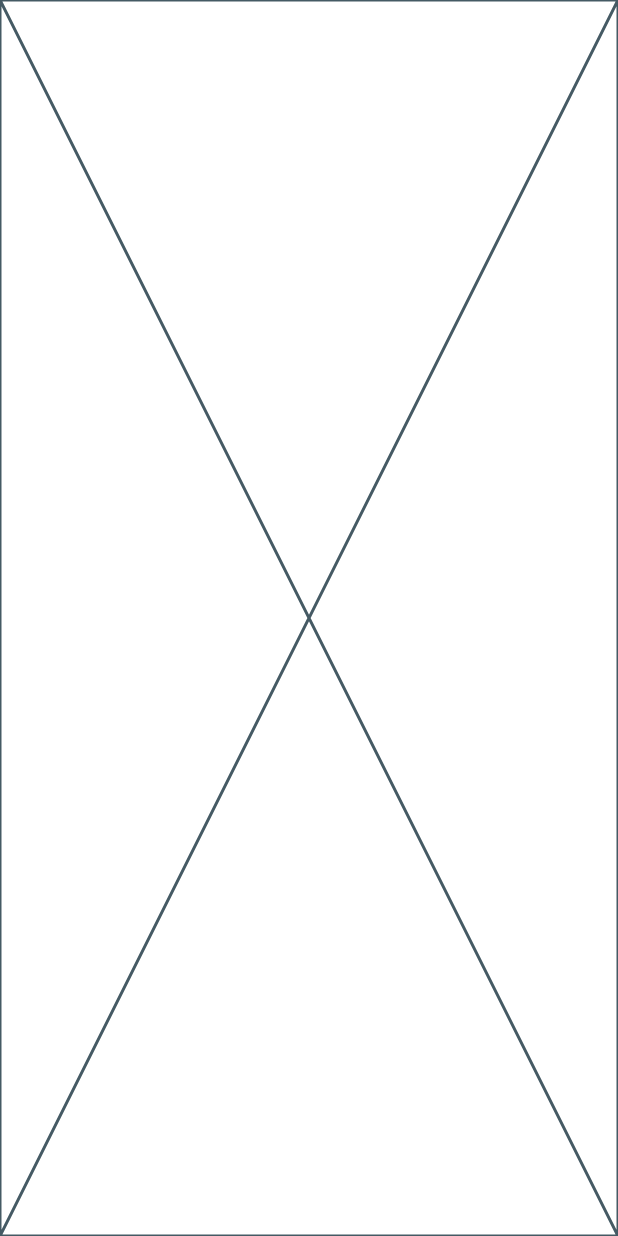
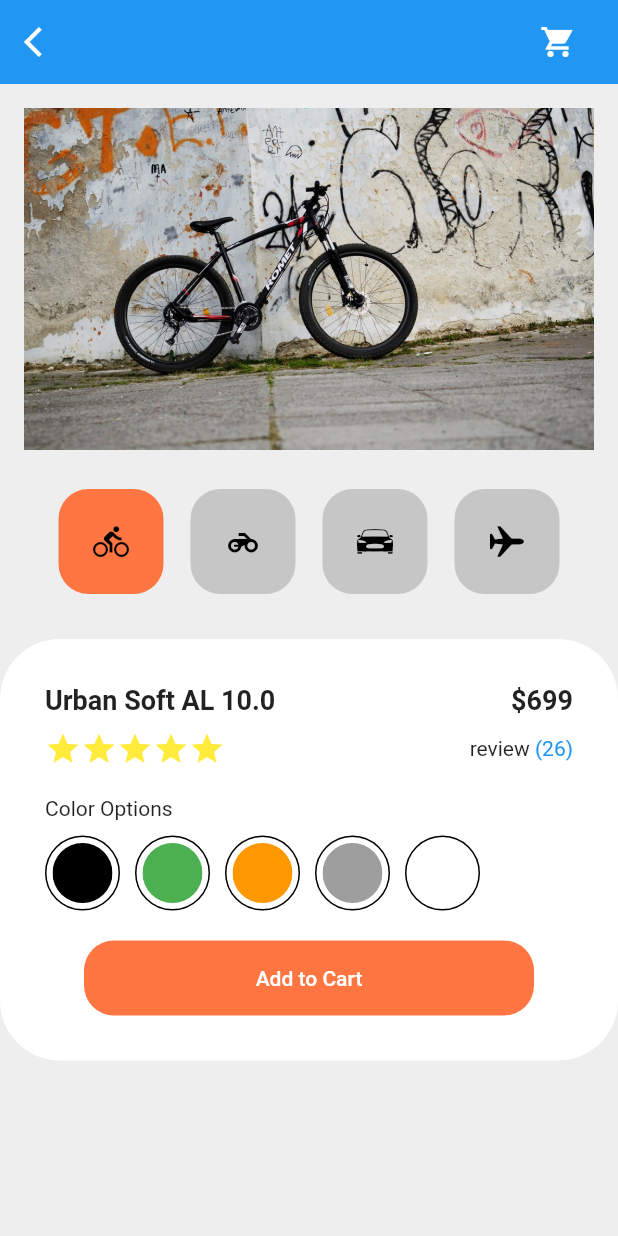
Before and after one commit to S-Sojung/flutter-shopping, a Flutter app: the screen it shows after launch, on a phone screen of 412 x 824 dp. Run offline on Flutter 3.47's test engine with Material 2 defaults, Android fonts, the phone set to English and light mode, and no system bars.

Commit message:
장바구니앱 만들기

```diff
--- /dev/null
+++ b/lib/components/shoppingcart_detail.dart
@@ -0,0 +1,148 @@
+import 'package:flutter/cupertino.dart';
+import 'package:flutter/material.dart';
+import 'package:flutter_shopping/constants.dart';
+
+class ShoppingcartDetail extends StatelessWidget {
+  const ShoppingcartDetail({Key? key}) : super(key: key);
+
+  @override
+  Widget build(BuildContext context) {
+    return Container(
+      decoration: BoxDecoration(
+          color: Colors.white, borderRadius: BorderRadius.circular(40)),
+      child: Padding(
+        padding: const EdgeInsets.all(30.0),
+        child: Column(
+          children: [
+            _buildDetailNameAndPrice(),
+            _buildDetailRatingAndReviewCount(),
+            _buildDetailColorOptions(),
+            _buildDetailButton(context),
+          ],
+        ),
+      ),
+    );
+  }
+
+  Widget _buildDetailNameAndPrice() {
+    return Padding(
+      padding: const EdgeInsets.only(bottom: 10.0),
+      child: Row(
+        mainAxisAlignment: MainAxisAlignment.spaceBetween,
+        children: [
+          Text(
+            "Urban Soft AL 10.0",
+            style: TextStyle(fontSize: 18, fontWeight: FontWeight.bold),
+          ),
+          Text(
+            "\$699",
+            style: TextStyle(fontSize: 18, fontWeight: FontWeight.bold),
+          ),
+        ],
+      ),
+    );
+  }
+
+  Widget _buildDetailRatingAndReviewCount() {
+    return Padding(
+      padding: const EdgeInsets.only(bottom: 20.0),
+      child: Row(
+        children: [
+          Icon(Icons.star, color: Colors.yellow,),
+          Icon(Icons.star, color: Colors.yellow,),
+          Icon(Icons.star, color: Colors.yellow,),
+          Icon(Icons.star, color: Colors.yellow,),
+          Icon(Icons.star, color: Colors.yellow,),
+          Spacer(),
+          Text("review "),
+          Text("(26)", style: TextStyle(color: Colors.blue),)
+        ],
+      ),
+    );
+  }
+
+  Widget _buildDetailColorOptions() {
+    return Padding(
+      padding: const EdgeInsets.only(bottom: 20.0),
+      child: Column(
+        crossAxisAlignment: CrossAxisAlignment.start,
+        children: [
+          Text("Color Options"),
+          SizedBox(height: 10,),
+          Row(
+            children: [
+              _buildDetailIcon(Colors.black),
+              _buildDetailIcon(Colors.green),
+              _buildDetailIcon(Colors.orange),
+              _buildDetailIcon(Colors.grey),
+              _buildDetailIcon(Colors.white),
+            ],
+          )
+        ],
+      ),
+    );
+  }
+
+  Widget _buildDetailIcon(Color mColor) {
+    return Padding(
+      padding: const EdgeInsets.only(right: 10),
+      child: Stack(
+        children: [
+          Container(
+            width: 50,
+            height: 50,
+            decoration: BoxDecoration(
+              color: Colors.white,
+              border: Border.all(),
+              shape: BoxShape.circle,
+            ),
+          ),
+          Positioned(
+            left: 5,
+            top: 5,
+            child: ClipOval(
+              child: Container(
+                color: mColor,
+                width: 40,
+                height: 40,
+              ),
+            ),
+          )
+        ],
+      ),
+    );
+  }
+
+  Widget _buildDetailButton(BuildContext context) {
+    return Align(
+      child: TextButton(
+        onPressed: () {
+          showCupertinoDialog(
+            context: context,
+            builder: (context) =>
+                CupertinoAlertDialog(
+                  title: Text("장바구니에 담으시겠습니까?"),
+                  actions: [
+                    CupertinoDialogAction(child: Text("확인"),
+                      onPressed: () {
+                        Navigator.pop(context);
+                      },)
+                  ],
+                ),
+          );
+        },
+        style: TextButton.styleFrom(
+            backgroundColor: kAccentColor,
+            minimumSize: Size(300, 50),
+            shape: RoundedRectangleBorder(
+              borderRadius: BorderRadius.circular(20),
+            )
+        ),
+        child: Text(
+          "Add to Cart",
+          style: TextStyle(color: Colors.white),
+        ),
+      ),
+    );
+  }
+}
--- /dev/null
+++ b/lib/components/shoppingcart_header.dart
@@ -0,0 +1,74 @@
+import 'package:flutter/cupertino.dart';
+import 'package:flutter/material.dart';
+import 'package:flutter_shopping/constants.dart';
+
+class ShoppingcartHeader extends StatefulWidget {
+  @override
+  State<ShoppingcartHeader> createState() => _ShoppingcartHeaderState();
+}
+
+class _ShoppingcartHeaderState extends State<ShoppingcartHeader> {
+  int selectedId = 0;
+
+  List<String> selectedPic = [
+    "assets/p1.jpeg",
+    "assets/p2.jpeg",
+    "assets/p3.jpeg",
+    "assets/p4.jpeg",
+  ];
+
+  @override
+  Widget build(BuildContext context) {
+    return Column(
+      children: [
+        _buildHeaderPic(),
+        _buildHeaderSelector()
+      ],
+    );
+  }
+
+  Padding _buildHeaderSelector() {
+    return Padding(
+      padding: const EdgeInsets.only(left: 30,right: 30,top: 10,bottom: 30),
+      child: Row(
+          mainAxisAlignment: MainAxisAlignment.spaceAround,
+
+          children: [
+            _buildHeaderSelectorButton(0, Icons.directions_bike),
+            _buildHeaderSelectorButton(1, Icons.motorcycle),
+            _buildHeaderSelectorButton(2, CupertinoIcons.car_detailed),
+            _buildHeaderSelectorButton(3, CupertinoIcons.airplane),
+          ],
+        ),
+    );
+  }
+
+  Container _buildHeaderSelectorButton(id, mIcon) {
+    return Container(
+            width: 70,
+            height: 70,
+            decoration: BoxDecoration(
+              color: id == selectedId ? kAccentColor : kSecondaryColor,
+              borderRadius: BorderRadius.circular(20)
+            ),
+            child: IconButton(
+              icon: Icon(mIcon, color: Colors.black,),
+              onPressed: (){
+                setState(() {
+                  selectedId = id;
+                });
+              },
+            ),
+          );
+  }
+
+  Padding _buildHeaderPic() {
+    return Padding(
+        padding: const EdgeInsets.all(16.0),
+        child: AspectRatio(
+            aspectRatio: 5/3,
+            child: Image.asset(selectedPic[selectedId],fit: BoxFit.cover,)
+        ),
+      );
+  }
+}
--- /dev/null
+++ b/lib/constants.dart
@@ -0,0 +1,6 @@
+
+import 'package:flutter/material.dart';
+
+const kPrimaryColor = Color(0xFFeeeeee);
+const kSecondaryColor = Color(0xFFc6c6c6);
+const kAccentColor = Color(0xFFff7643);
--- a/lib/main.dart
+++ b/lib/main.dart
@@ -1,4 +1,7 @@
 import 'package:flutter/material.dart';
+import 'package:flutter_shopping/components/shoppingcart_detail.dart';
+import 'package:flutter_shopping/components/shoppingcart_header.dart';
+import 'package:flutter_shopping/theme.dart';
 
 void main() {
   runApp(const MyApp());
@@ -9,6 +12,41 @@ class MyApp extends StatelessWidget {
 
   @override
   Widget build(BuildContext context) {
-    return const Placeholder();
+    return MaterialApp(
+      debugShowCheckedModeBanner: false,
+      theme: theme(),
+      home: ShoppingCartPage(),
+    );
   }
 }
+
+class ShoppingCartPage extends StatelessWidget {
+  const ShoppingCartPage({Key? key}) : super(key: key);
+
+  @override
+  Widget build(BuildContext context) {
+    return Scaffold(
+      appBar: _buildShoppingCartAppBar(),
+      body: Column(
+        children: [
+          ShoppingcartHeader(),
+          ShoppingcartDetail()
+        ],
+      ),
+    );
+  }
+
+  AppBar _buildShoppingCartAppBar() {
+    return AppBar(
+      leading: Icon(Icons.arrow_back_ios),
+      actions: [
+        IconButton(
+            onPressed: (){},
+            icon: Icon(Icons.shopping_cart_sharp)
+        ),
+        SizedBox(width: 16,)
+      ],
+      elevation: 0.0,
+    );
+  }
+}
--- /dev/null
+++ b/lib/theme.dart
@@ -0,0 +1,10 @@
+
+import 'package:flutter/material.dart';
+import 'package:flutter_shopping/constants.dart';
+
+ThemeData theme(){
+  return ThemeData(
+    primaryColor: kPrimaryColor,
+    scaffoldBackgroundColor: kPrimaryColor
+  );
+}
```
